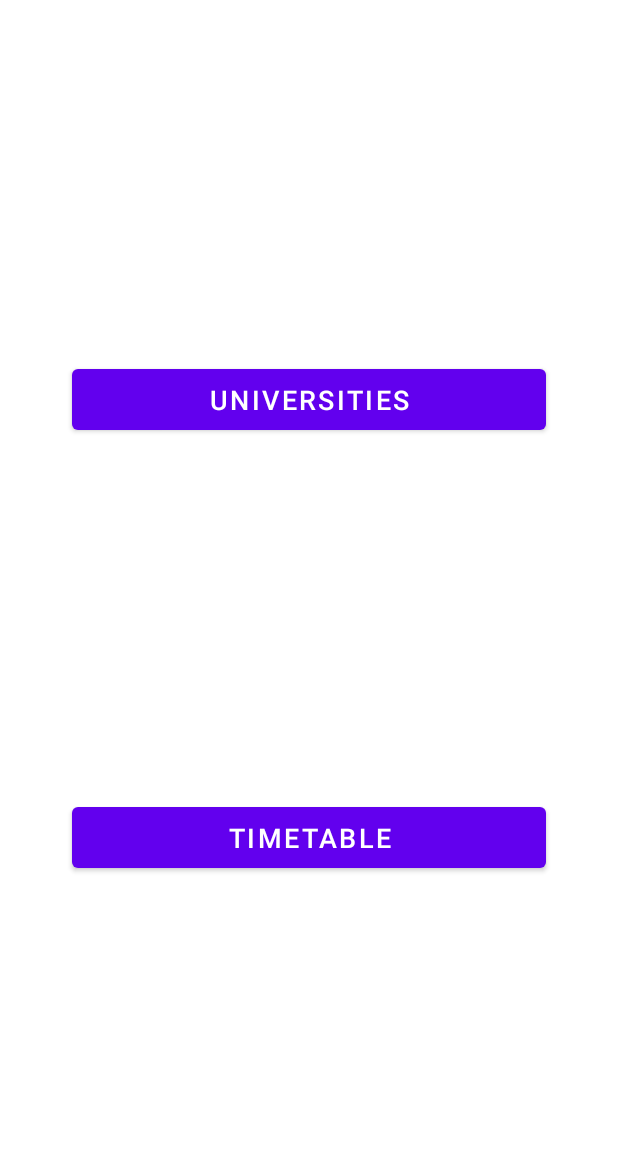
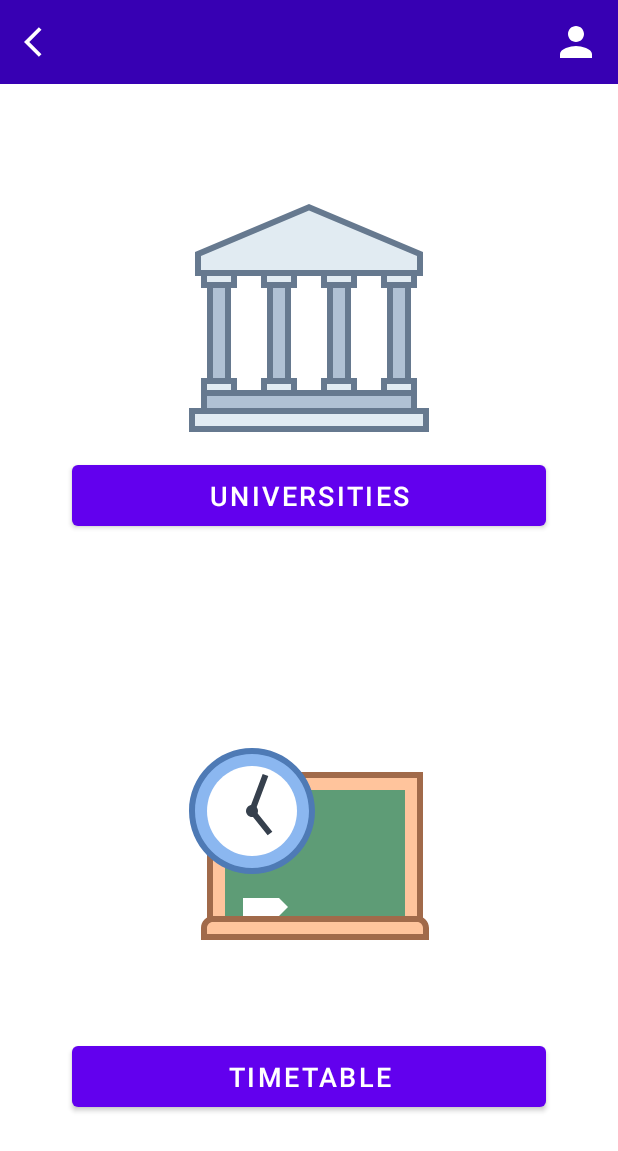
Before and after one commit to logotet/University_Student_Assistant, an Android app: the MainActivity screen opened directly, with no data from a screen before it, on a phone screen of 412 x 824 dp. Shown: the top 1151 px of the screen. Run offline under Robolectric (Android 15) with nearby library versions, the phone set to English and light mode, and no system bars; our stand-ins replace data binding.

Commit message:
Redesign of MainActivity and the UniversityActivity

```diff
--- a/app/src/main/java/com/logotet/universitystudentassistant/ui/Fragments/SearchUniversity/SearchUniversityFragment.java
+++ b/app/src/main/java/com/logotet/universitystudentassistant/ui/Fragments/SearchUniversity/SearchUniversityFragment.java
@@ -113,6 +113,6 @@ public class SearchUniversityFragment extends Fragment implements UniversityAdap
     @Override
     public void onFavButtonClicked(UniversityEntity entity) {
         searchUniversityViewModel.insertUniversity(entity);
-        Toast.makeText(getContext(), "The university was added to your favourites.", Toast.LENGTH_LONG).show();
+        Toast.makeText(getContext(), entity.getName() +" was added to your favourites.", Toast.LENGTH_SHORT).show();
     }
 }
--- a/app/src/main/java/com/logotet/universitystudentassistant/ui/MainActivity.java
+++ b/app/src/main/java/com/logotet/universitystudentassistant/ui/MainActivity.java
@@ -1,13 +1,17 @@
 package com.logotet.universitystudentassistant.ui;
-
-import androidx.appcompat.app.AppCompatActivity;
-import androidx.databinding.DataBindingUtil;
 
 import android.content.Intent;
 import android.os.Bundle;
+import android.view.Menu;
+import android.view.MenuItem;
+import android.view.View;
+
+import androidx.annotation.NonNull;
+import androidx.databinding.DataBindingUtil;
 
 import com.logotet.universitystudentassistant.R;
 import com.logotet.universitystudentassistant.databinding.ActivityMainBinding;
+import com.logotet.universitystudentassistant.utils.ViewHelper;
 
 public class MainActivity extends BaseActivity {
 
@@ -17,8 +21,30 @@ public class MainActivity extends BaseActivity {
     protected void onCreate(Bundle savedInstanceState) {
         super.onCreate(savedInstanceState);
         binding = DataBindingUtil.setContentView(this, R.layout.activity_main);
+        ViewHelper.setUpToolbar(this, binding.toolbarHomeActivity);
 
-        binding.btnUniversities.setOnClickListener(view ->
-                startActivity(new Intent(MainActivity.this, UniversityActivity.class)));
+        binding.btnUniversities.setOnClickListener(view -> {
+            goToUniversityActivityActivity();
+        });
+        binding.imgUniversity.setOnClickListener(view ->
+                goToUniversityActivityActivity());
+    }
+
+    private void goToUniversityActivityActivity() {
+        startActivity(new Intent(MainActivity.this, UniversityActivity.class));
+    }
+
+    @Override
+    public boolean onCreateOptionsMenu(Menu menu) {
+        getMenuInflater().inflate(R.menu.main_menu, menu);
+        return super.onCreateOptionsMenu(menu);
+    }
+
+    @Override
+    public boolean onOptionsItemSelected(@NonNull MenuItem item) {
+        if(item.getItemId() == R.id.menu_profile){
+            startActivity(new Intent(MainActivity.this, ProfileActivity.class));
+        }
+        return super.onOptionsItemSelected(item);
     }
 }
--- /dev/null
+++ b/app/src/main/java/com/logotet/universitystudentassistant/utils/ViewHelper.java
@@ -0,0 +1,23 @@
+package com.logotet.universitystudentassistant.utils;
+
+import android.app.Activity;
+
+import androidx.appcompat.app.ActionBar;
+import androidx.appcompat.app.AppCompatActivity;
+import androidx.appcompat.widget.Toolbar;
+
+import com.logotet.universitystudentassistant.R;
+
+public class ViewHelper {
+
+    public static  void setUpToolbar(AppCompatActivity activity, Toolbar toolbar) {
+        activity.setSupportActionBar(toolbar);
+        ActionBar supportActionBar = activity.getSupportActionBar();
+        supportActionBar.setTitle("");
+        supportActionBar.setDisplayHomeAsUpEnabled(true);
+        supportActionBar.setHomeAsUpIndicator(R.drawable.ic_baseline_arrow_back);
+//        binding.toolbarSearchUniversitiesActivity.setNavigationOnClickListener(item -> {
+//            onBackPressed();
+//        });
+    }
+}
--- /dev/null
+++ b/app/src/main/res/drawable/ic_profile.xml
@@ -0,0 +1,10 @@
+<vector xmlns:android="http://schemas.android.com/apk/res/android"
+    android:width="36dp"
+    android:height="36dp"
+    android:tint="#FFFFFF"
+    android:viewportWidth="24"
+    android:viewportHeight="24">
+    <path
+        android:fillColor="@android:color/white"
+        android:pathData="M12,12c2.21,0 4,-1.79 4,-4s-1.79,-4 -4,-4 -4,1.79 -4,4 1.79,4 4,4zM12,14c-2.67,0 -8,1.34 -8,4v2h16v-2c0,-2.66 -5.33,-4 -8,-4z" />
+</vector>
--- a/app/src/main/res/layout/activity_main.xml
+++ b/app/src/main/res/layout/activity_main.xml
@@ -10,13 +10,37 @@
         tools:context=".ui.MainActivity">
 
 
+        <androidx.appcompat.widget.Toolbar
+            android:id="@+id/toolbar_home_activity"
+            android:layout_width="match_parent"
+            android:layout_height="?attr/actionBarSize"
+            android:background="@color/purple_700"
+            app:itemIconTint="@color/colorWhite"
+            app:layout_constraintEnd_toEndOf="parent"
+            app:layout_constraintStart_toStartOf="parent"
+            app:layout_constraintTop_toTopOf="parent"
+            app:titleTextColor="@color/white" />
+
+        <ImageView
+            android:id="@+id/img_university"
+            android:layout_width="160dp"
+            android:layout_height="160dp"
+            android:layout_marginTop="132dp"
+            android:clickable="true"
+            android:src="@drawable/ic_university_large"
+            app:layout_constraintEnd_toEndOf="parent"
+            app:layout_constraintHorizontal_bias="0.501"
+            app:layout_constraintStart_toStartOf="parent"
+            app:layout_constraintTop_toTopOf="parent"
+            android:focusable="true" />
+
         <Button
             android:id="@+id/btn_universities"
             android:layout_width="match_parent"
             android:layout_height="wrap_content"
             android:layout_gravity="center"
             android:layout_marginHorizontal="48dp"
-            android:layout_marginTop="240dp"
+            android:layout_marginTop="12dp"
             android:foreground="?attr/selectableItemBackground"
             android:gravity="center"
             android:paddingTop="@dimen/btn_padding"
@@ -25,9 +49,23 @@
             android:textColor="@android:color/white"
             android:textSize="@dimen/btn_textSize"
             app:layout_constraintEnd_toEndOf="parent"
-            app:layout_constraintHorizontal_bias="0.0"
             app:layout_constraintStart_toStartOf="parent"
-            app:layout_constraintTop_toTopOf="parent" />
+            app:layout_constraintTop_toBottomOf="@+id/img_university" />
+
+        <ImageView
+            android:id="@+id/img_timetable"
+            android:layout_width="160dp"
+            android:layout_height="160dp"
+            android:layout_marginTop="8dp"
+            android:clickable="true"
+            android:src="@drawable/ic_curriculum"
+            app:layout_constraintBottom_toTopOf="@id/btn_timetable"
+            app:layout_constraintEnd_toEndOf="parent"
+            app:layout_constraintHorizontal_bias="0.501"
+            app:layout_constraintStart_toStartOf="parent"
+            app:layout_constraintTop_toBottomOf="@+id/btn_universities"
+            app:layout_constraintVertical_bias="0.709"
+            android:focusable="true" />
 
         <Button
             android:id="@+id/btn_timetable"
@@ -35,8 +73,7 @@
             android:layout_height="wrap_content"
             android:layout_gravity="center"
             android:layout_marginHorizontal="48dp"
-            android:layout_marginTop="8dp"
-            android:layout_marginBottom="8dp"
+            android:layout_marginBottom="80dp"
             android:foreground="?attr/selectableItemBackground"
             android:gravity="center"
             android:paddingTop="@dimen/btn_padding"
@@ -46,9 +83,7 @@
             android:textSize="@dimen/btn_textSize"
             app:layout_constraintBottom_toBottomOf="parent"
             app:layout_constraintEnd_toEndOf="parent"
-            app:layout_constraintHorizontal_bias="0.0"
-            app:layout_constraintStart_toStartOf="parent"
-            app:layout_constraintTop_toBottomOf="@+id/btn_universities" />
+            app:layout_constraintStart_toStartOf="parent" />
 
     </androidx.constraintlayout.widget.ConstraintLayout>
 </layout>
--- a/app/src/main/res/layout/fragment_my_universities.xml
+++ b/app/src/main/res/layout/fragment_my_universities.xml
@@ -13,15 +13,16 @@
         tools:context=".ui.Fragments.MyUniversities.MyUniversitiesFragment">
 
         <TextView
-            android:id="@+id/text_notifications"
+            android:id="@+id/txt_favourite_universities"
             android:layout_width="match_parent"
             android:layout_height="wrap_content"
             android:layout_marginStart="8dp"
             android:layout_marginTop="8dp"
             android:layout_marginEnd="8dp"
             android:textAlignment="center"
-            android:textSize="20sp"
+            android:textSize="30sp"
             android:visibility="gone"
+            android:text="@string/favourite_universities"
             app:layout_constraintEnd_toEndOf="parent"
             app:layout_constraintStart_toStartOf="parent"
             app:layout_constraintTop_toTopOf="parent"
--- /dev/null
+++ b/app/src/main/res/menu/main_menu.xml
@@ -0,0 +1,10 @@
+<?xml version="1.0" encoding="utf-8"?>
+<menu xmlns:android="http://schemas.android.com/apk/res/android"
+    xmlns:app="http://schemas.android.com/apk/res-auto">
+
+    <item android:id="@+id/menu_profile"
+        android:title="@string/profile"
+        android:icon="@drawable/ic_profile"
+        app:showAsAction="always"
+        />
+</menu>
--- a/app/src/main/res/values/strings.xml
+++ b/app/src/main/res/values/strings.xml
@@ -55,5 +55,7 @@
     <string name="title_search_universities">University Data</string>
     <string name="title_my_universities">My Universities</string>
     <string name="search_title">Search for univesities...</string>
+    <string name="profile">Profile</string>
+    <string name="favourite_universities">Add your favourite universities here!</string>
 
 </resources>
```
Also changed, not shown: app/src/main/AndroidManifest.xml (+6 -7 lines), app/src/main/java/com/logotet/universitystudentassistant/ui/Fragments/MyUniversities/MyUniversitiesFragment.java (+13 -0 lines), app/src/main/java/com/logotet/universitystudentassistant/ui/ProfileActivity.java (added, +16 -0 lines), app/src/main/java/com/logotet/universitystudentassistant/ui/UniversityActivity.java (+2 -13 lines), app/src/main/res/layout/activity_profile.xml (added, +9 -0 lines).
